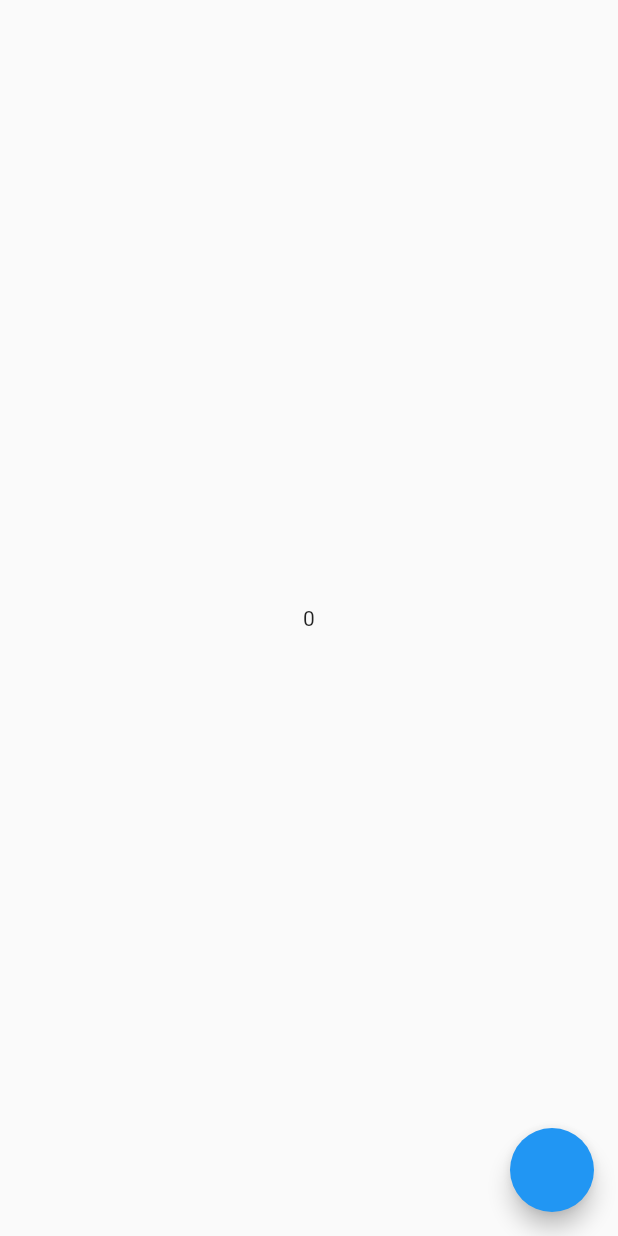
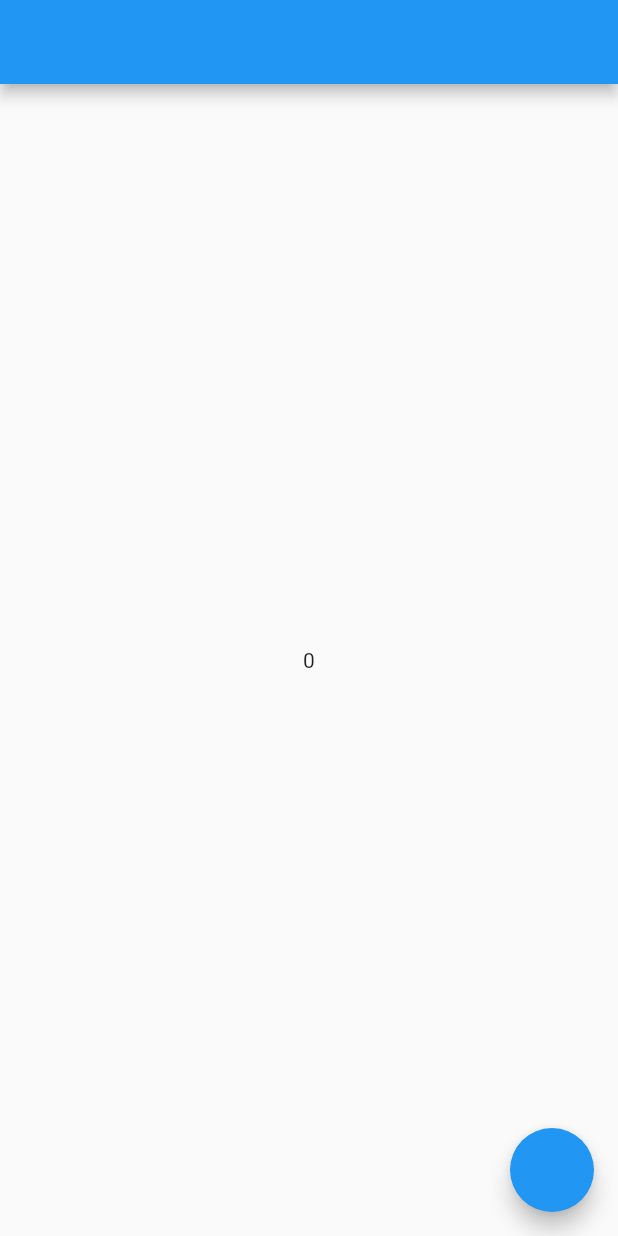
Before and after one commit to darwin-morocho/flutter-meedu, a Flutter app: the CounterPage screen opened directly, on a phone screen of 412 x 824 dp. Run offline on Flutter 3.47's test engine with Material 2 defaults, Android fonts, the phone set to English and light mode, and no system bars; our stand-ins replace dio, equatable, video_player; missing offline and left inert: dart:html.

Commit message:
updated docs

```diff
--- a/packages/flutter_meedu/example/lib/controllers/counter_controller.dart
+++ b/packages/flutter_meedu/example/lib/controllers/counter_controller.dart
@@ -6,6 +6,7 @@ class CounterController extends SimpleNotifier {
 
   void increment() {
     _counter++;
-    notify(); // notify to all listeners
+    // notify to all listeners but only rebuild the widgets with the id 'text'
+    notify(['text']);
   }
 }
--- a/packages/flutter_meedu/example/lib/main.dart
+++ b/packages/flutter_meedu/example/lib/main.dart
@@ -3,6 +3,7 @@ import 'package:flutter_meedu/meedu.dart';
 import 'package:flutter_meedu/router.dart' as router;
 import 'package:flutter_meedu/state.dart';
 import 'package:meedu_example/pages/example_page.dart';
+import 'package:meedu_example/pages/without_provider_widget/counter_page.dart';
 import 'package:meedu_example/routes/pages.dart';
 import 'package:meedu_example/routes/routes.dart';
 
@@ -25,11 +26,12 @@ class MyApp extends StatelessWidget {
           themeMode: controller.themeMode,
           theme: ThemeData.light(),
           darkTheme: ThemeData.dark(),
-          initialRoute: Routes.MENU,
+          // initialRoute: Routes.MENU,
+          home: CounterPage(),
           navigatorObservers: [
             router.observer,
           ],
-          routes: Pages.routes,
+          // routes: Pages.routes,
         ),
       ),
       providers: [
--- a/packages/flutter_meedu/example/lib/pages/with_provider_widget/counter_page_with_provider_widget.dart
+++ b/packages/flutter_meedu/example/lib/pages/with_provider_widget/counter_page_with_provider_widget.dart
@@ -1,3 +1,5 @@
+import 'dart:async';
+
 import 'package:flutter/material.dart';
 import 'package:flutter_meedu/meedu.dart';
 import 'package:flutter_meedu/state.dart';
@@ -27,47 +29,3 @@ class CounterPageWithProviderWidget extends StatelessWidget {
     );
   }
 }
-
-final counterProvider = SimpleProvider(
-  (ref) => CounterController(),
-  autoDispose: false,
-);
-
-class CounterPage extends StatefulWidget {
-  const CounterPage({Key? key}) : super(key: key);
-
-  @override
-  _CounterPageState createState() => _CounterPageState();
-}
-
-class _CounterPageState extends State<CounterPage> {
-  @override
-  void dispose() {
-    // handle the dispose event manually
-    // check if the provider has a Controller created before
-    if (counterProvider.mounted) {
-      counterProvider.dispose();
-    }
-    super.dispose();
-  }
-
-  @override
-  Widget build(BuildContext context) {
-    return Scaffold(
-      body: Center(
-        // The Consumer widget listen the changes in your CounterController
-        // and rebuild the widget when is need it
-        child: Consumer(builder: (_, watch, __) {
-          final controller = watch(counterProvider);
-          return Text("${controller.counter}");
-        }),
-      ),
-      floatingActionButton: FloatingActionButton(
-        onPressed: () {
-          // you can use the read method to access to your CounterController
-          counterProvider.read.increment();
-        },
-      ),
-    );
-  }
-}
--- /dev/null
+++ b/packages/flutter_meedu/example/lib/pages/without_provider_widget/counter_page.dart
@@ -0,0 +1,62 @@
+import 'dart:async';
+
+import 'package:flutter/material.dart';
+import 'package:flutter_meedu/flutter_meedu.dart';
+import 'package:meedu_example/controllers/counter_controller.dart';
+
+final counterProvider = SimpleProvider(
+  (ref) => CounterController(),
+  autoDispose: false,
+);
+
+class CounterPage extends StatefulWidget {
+  const CounterPage({Key? key}) : super(key: key);
+
+  @override
+  _CounterPageState createState() => _CounterPageState();
+}
+
+class _CounterPageState extends State<CounterPage> {
+  StreamSubscription? _subscription;
+  @override
+  void initState() {
+    super.initState();
+    _subscription = counterProvider.read.stream.listen((_) {});
+  }
+
+  @override
+  void dispose() {
+    _subscription?.cancel();
+    super.dispose();
+  }
+
+  @override
+  Widget build(BuildContext context) {
+    return Scaffold(
+      appBar: AppBar(),
+      body: Container(
+        width: double.infinity,
+        child: Column(
+          mainAxisAlignment: MainAxisAlignment.center,
+          children: [
+            Consumer(
+              builder: (_, watch, __) {
+                final controller = watch<CounterController, List>(
+                  counterProvider,
+                  WatchFilter(ids: ['text']),
+                );
+                return Text("${controller.counter}");
+              },
+            ),
+          ],
+        ),
+      ),
+      floatingActionButton: FloatingActionButton(
+        onPressed: () {
+          // you can use the read method to access to your CounterController
+          counterProvider.read.increment();
+        },
+      ),
+    );
+  }
+}
--- a/packages/flutter_meedu/lib/src/state/widgets/consumer_widget/utils.dart
+++ b/packages/flutter_meedu/lib/src/state/widgets/consumer_widget/utils.dart
@@ -8,12 +8,12 @@ void Function(dynamic) createSimpleProviderListener<T, S>({
 }) {
   final notifier = provider.read;
 
-  Object? prevValue;
+  Object? prevValue = buildBySelect != null ? buildBySelect(notifier) : null;
   final listener = (dynamic _) {
     final listeners = _ as List<String>;
     if (buildBySelect != null) {
       final value = buildBySelect(notifier);
-      if (prevValue != value) {
+      if (prevValue != value || (value is bool && value)) {
         rebuild();
       }
       prevValue = value;
```
Also changed, not shown: 3 other files.
